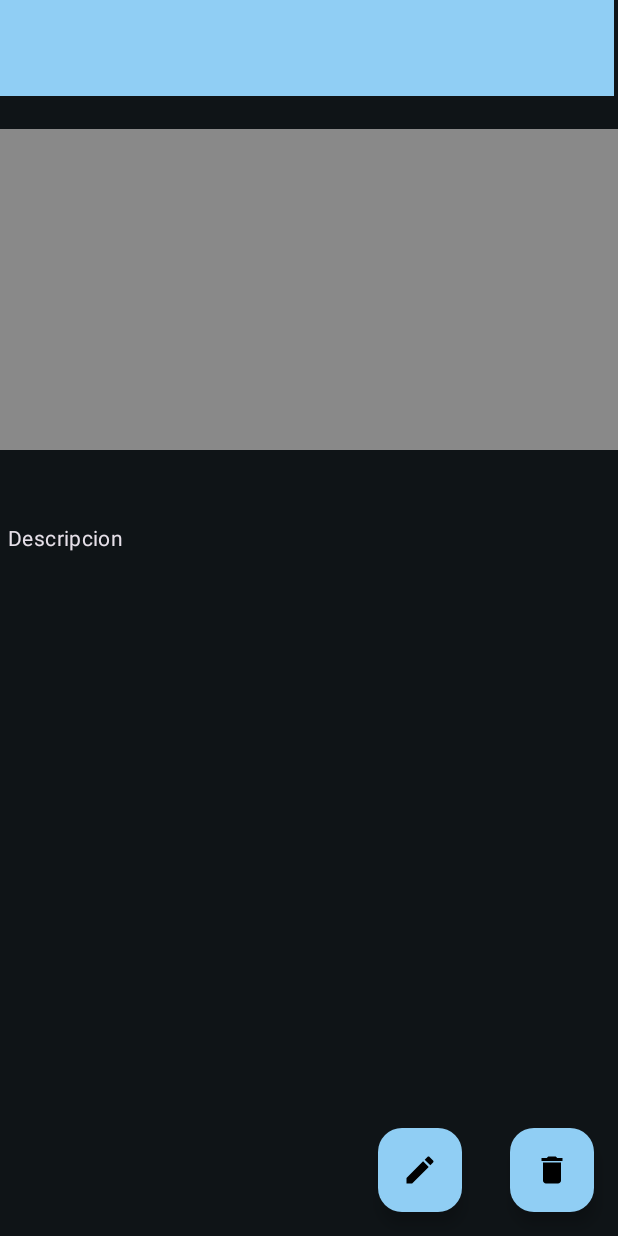
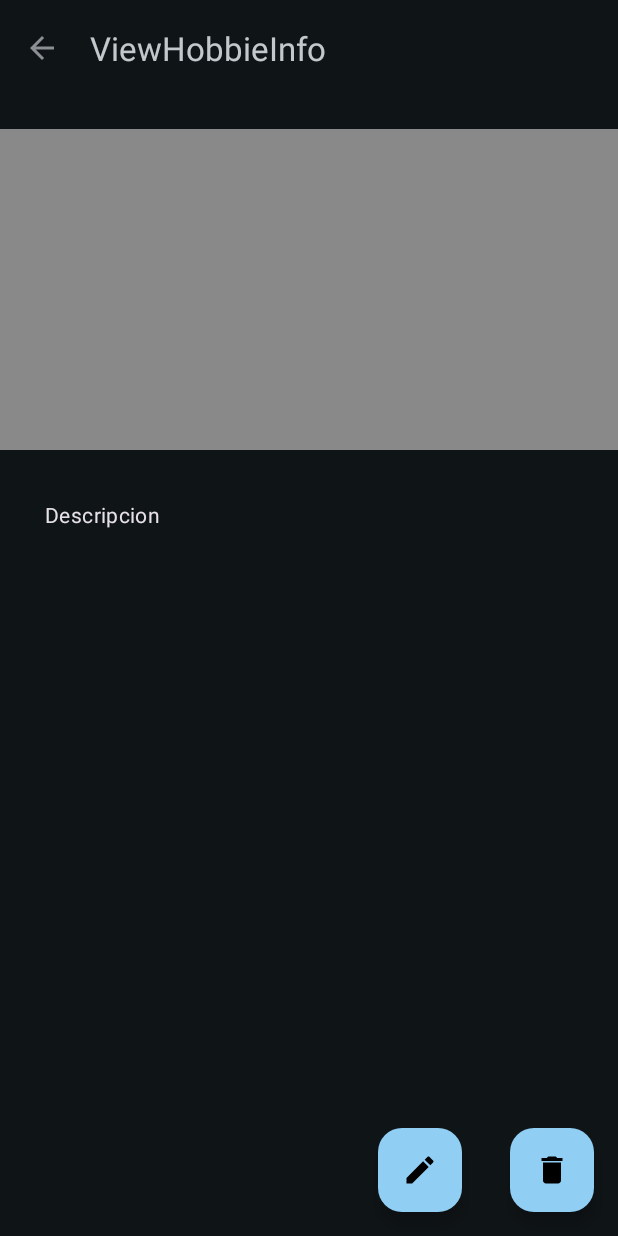
Before and after one commit to MNCLY0/PracticaEvaluableAndroidStudio01, an Android app built with Jetpack Compose: the ViewHobbieInfo screen opened directly, with no data from a screen before it, on a phone screen of 412 x 824 dp. Run offline under Robolectric (Android 15) with nearby library versions, the phone set to English and light mode, and no system bars; libraries missing offline, so code that uses them is left out: androidx.palette.graphics; 11 statements that could not run were skipped.

Commit message:
Commit 30/01/2025 v1

```diff
--- a/app/src/main/java/com/example/prcticaevaluableapp/MainActivity.kt
+++ b/app/src/main/java/com/example/prcticaevaluableapp/MainActivity.kt
@@ -103,8 +103,8 @@ class MainActivity : AppCompatActivity() {
         conexion = DBConexion(this);
         db = conexion!!.writableDatabase
 
-        val nombreUser = inputUser.getText().toString()
-        val passwordUser = inputPassword.getText().toString()
+        val nombreUser = inputUser.getText().toString().trim()
+        val passwordUser = inputPassword.getText().toString().trim()
         val usuario = Usuario(0,nombreUser,passwordUser)
 
         return conexion!!.crearUsuario(db,usuario)
--- a/app/src/main/java/com/example/prcticaevaluableapp/Usuario.kt
+++ b/app/src/main/java/com/example/prcticaevaluableapp/Usuario.kt
@@ -1,7 +1,7 @@
 package com.example.prcticaevaluableapp
 
 class Usuario(
-    val id:Int, val nombre:String, val password:String):java.io.Serializable
+    val id:Int, var nombre:String, val password:String):java.io.Serializable
 {
     var hobbies = ArrayList<Hobbie>()
 
--- a/app/src/main/java/com/example/prcticaevaluableapp/ViewHobbieInfo.kt
+++ b/app/src/main/java/com/example/prcticaevaluableapp/ViewHobbieInfo.kt
@@ -5,35 +5,24 @@ import android.database.sqlite.SQLiteDatabase
 import android.graphics.Bitmap
 import android.graphics.BitmapFactory
 import android.os.Bundle
-import android.view.Menu
+import android.view.MenuItem
 import android.widget.ImageView
-import android.widget.TextView
-import android.widget.Toolbar
-import androidx.activity.ComponentActivity
-import androidx.activity.compose.setContent
-import androidx.activity.enableEdgeToEdge
 import androidx.appcompat.app.AlertDialog
+import androidx.appcompat.widget.Toolbar
 import androidx.appcompat.app.AppCompatActivity
-import androidx.compose.foundation.layout.fillMaxSize
-import androidx.compose.foundation.layout.padding
-import androidx.compose.material3.Scaffold
-import androidx.compose.material3.Text
-import androidx.compose.runtime.Composable
-import androidx.compose.ui.Modifier
-import androidx.compose.ui.tooling.preview.Preview
 import androidx.palette.graphics.Palette
 import com.example.prcticaevaluableapp.DB.DBConexion
-import com.example.prcticaevaluableapp.ui.theme.PrácticaEvaluableAppTheme
 import com.google.android.material.floatingactionbutton.FloatingActionButton
 import com.google.android.material.textview.MaterialTextView
 
 class ViewHobbieInfo : AppCompatActivity() {
 
-    lateinit var textViewNombreHobbie : MaterialTextView
+//    lateinit var textViewNombreHobbie : MaterialTextView
     lateinit var textViewDescHobbie : MaterialTextView
     lateinit var imageviewHobbie : ImageView
     lateinit var botonEditar : FloatingActionButton
     lateinit var botonBorrar : FloatingActionButton
+    lateinit var toolbar: Toolbar
     lateinit var hobbie : Hobbie
     private var conexion: DBConexion? = null
     private var db: SQLiteDatabase? = null
@@ -41,7 +30,8 @@ class ViewHobbieInfo : AppCompatActivity() {
     override fun onCreate(savedInstanceState: Bundle?) {
         super.onCreate(savedInstanceState)
         setContentView(R.layout.activity_hobbieinfo)
-        textViewNombreHobbie = findViewById(R.id.textViewNombreHobbie)
+        toolbar = findViewById(R.id.toolbarHobbieInfo)
+//        textViewNombreHobbie = findViewById(R.id.textViewNombreHobbie)
         imageviewHobbie = findViewById(R.id.imageViewHobbie)
         textViewDescHobbie = findViewById(R.id.textViewDescripcion)
         botonEditar = findViewById(R.id.floatingButtonEditHobbie)
@@ -49,12 +39,22 @@ class ViewHobbieInfo : AppCompatActivity() {
 
 
 
+
+
         hobbie = intent.getSerializableExtra("hobbie") as Hobbie
 
-        textViewNombreHobbie.text = hobbie.nombre
+//        textViewNombreHobbie.text = hobbie.nombre
         textViewDescHobbie.text = hobbie.descripcion
         val imagenBitmap = imagenBitmap(obtenerImagenHobbie(hobbie))
         imageviewHobbie.setImageBitmap(imagenBitmap)
+        toolbar.setTitle("Hobbie: ${hobbie.nombre}")
+
+        setSupportActionBar(toolbar)
+        supportActionBar?.apply {
+            setDisplayHomeAsUpEnabled(true)
+            setDisplayShowHomeEnabled(true)
+        }
+
 
 
         // Comprobamos si la imagen está vacía
@@ -101,7 +101,7 @@ class ViewHobbieInfo : AppCompatActivity() {
     override fun onResume() {
         super.onResume()
         actualizarInfoHobbie()
-        textViewNombreHobbie.text = hobbie.nombre
+//        textViewNombreHobbie.text = hobbie.nombre
         textViewDescHobbie.text = hobbie.descripcion
         val imagenBitmap = imagenBitmap(hobbie.imagen)
         imageviewHobbie.setImageBitmap(imagenBitmap)
@@ -117,6 +117,15 @@ class ViewHobbieInfo : AppCompatActivity() {
         return BitmapFactory.decodeByteArray(imagen, 0, imagen.size)
     }
 
+    override fun onOptionsItemSelected(item: MenuItem): Boolean {
+        // Si se pulsa el botón de retroceso, cerramos la actividad
+        if (item.itemId == android.R.id.home) {
+            finish()
+            return true
+        }
+        return super.onOptionsItemSelected(item)
+    }
+
 
 
 }
--- a/app/src/main/res/layout/activity_hobbieinfo.xml
+++ b/app/src/main/res/layout/activity_hobbieinfo.xml
@@ -10,14 +10,12 @@
         android:id="@+id/toolbarHobbieInfo"
         android:layout_width="409dp"
         android:layout_height="wrap_content"
-        android:background="?attr/colorPrimary"
         android:minHeight="?attr/actionBarSize"
         android:theme="?attr/actionBarTheme"
         app:layout_constraintBottom_toBottomOf="@+id/linearLayoutButtons"
         app:layout_constraintTop_toTopOf="parent"
         app:layout_constraintVertical_bias="0.0"
-        tools:layout_editor_absoluteX="0dp"
-        />
+        tools:layout_editor_absoluteX="0dp" />
 
     <ImageView
         android:id="@+id/imageViewHobbie"
@@ -34,8 +32,8 @@
 
     <ScrollView
         android:id="@+id/scrollViewHobbie"
-        android:layout_width="401dp"
-        android:layout_height="236dp"
+        android:layout_width="0dp"
+        android:layout_height="329dp"
         app:layout_constraintBottom_toBottomOf="@+id/linearLayoutButtons"
         app:layout_constraintEnd_toEndOf="parent"
         app:layout_constraintHeight_percent="0.5"
@@ -44,6 +42,8 @@
         app:layout_constraintVertical_bias="0.17000002">
 
         <com.google.android.material.textview.MaterialTextView
+            android:paddingEnd="30dp"
+            android:paddingStart="30dp"
             android:id="@+id/textViewDescripcion"
             style="@style/TextAppearance.Material3.BodyMedium"
             android:layout_width="match_parent"
--- a/app/src/main/res/menu/menu_hobbie.xml
+++ b/app/src/main/res/menu/menu_main.xml
@@ -4,8 +4,9 @@
     tools:context="com.example.ud04_tablayout.MainActivity">
 
     <item android:id="@+id/nombreUser"
-        android:title="Juancarlos"
+        android:icon="@drawable/baseline_person_24"
         android:orderInCategory="4"
+        android:title="TODO"
         app:showAsAction="always"/>
 
 </menu>
```
Also changed, not shown: app/src/main/java/com/example/prcticaevaluableapp/MainMenu.kt (+11 -11 lines).
